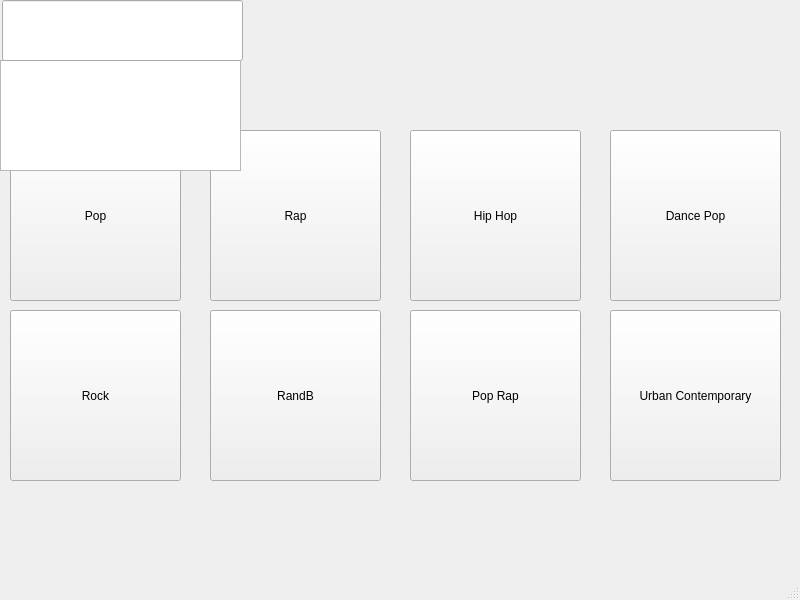
Above: mainwindow.ui from Texvss/Spotify_project before the change. Below: the same form after it.
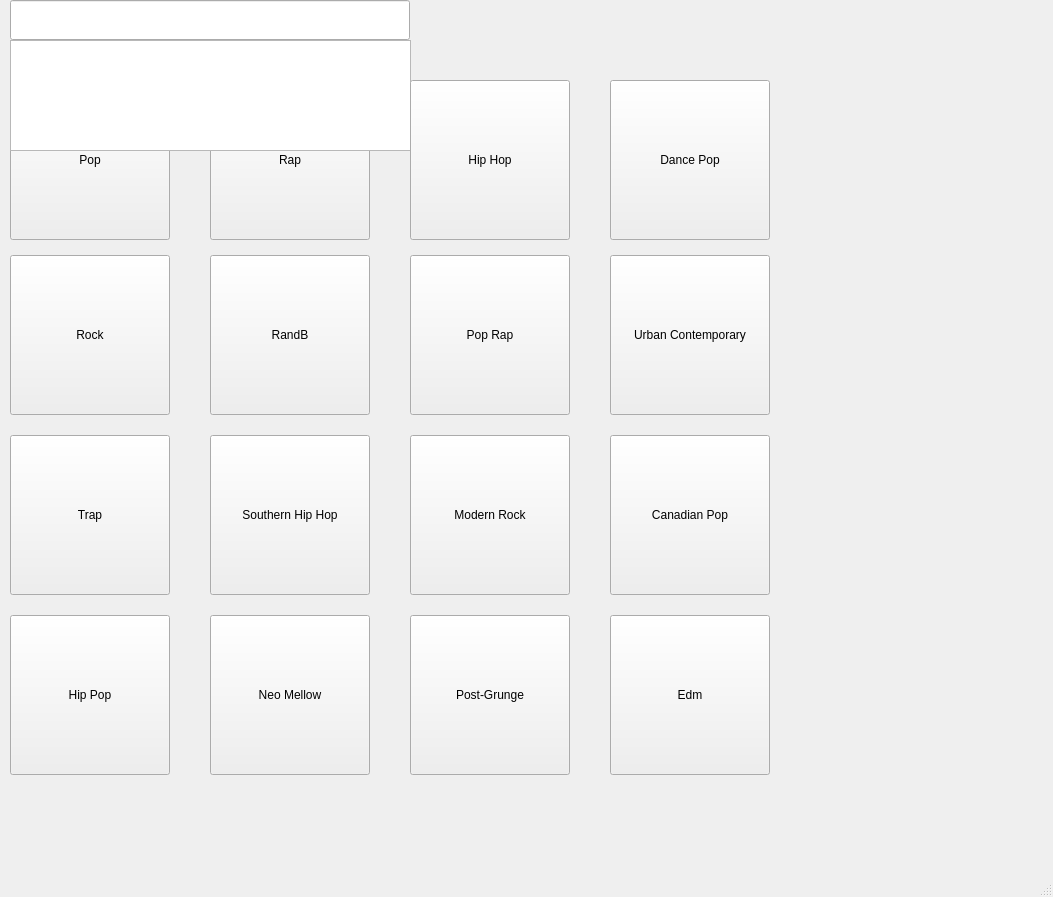
That is the form after the change.

The edit to the form file:
```diff
--- a/mainwindow.ui
+++ b/mainwindow.ui
@@ -6,8 +6,8 @@
    <rect>
     <x>0</x>
     <y>0</y>
-    <width>800</width>
-    <height>600</height>
+    <width>1053</width>
+    <height>897</height>
    </rect>
   </property>
   <property name="windowTitle">
@@ -18,9 +18,9 @@
     <property name="geometry">
      <rect>
       <x>10</x>
-      <y>130</y>
-      <width>171</width>
-      <height>171</height>
+      <y>80</y>
+      <width>160</width>
+      <height>160</height>
      </rect>
     </property>
     <property name="text">
@@ -31,9 +31,9 @@
     <property name="geometry">
      <rect>
       <x>210</x>
-      <y>130</y>
-      <width>171</width>
-      <height>171</height>
+      <y>80</y>
+      <width>160</width>
+      <height>160</height>
      </rect>
     </property>
     <property name="text">
@@ -44,9 +44,9 @@
     <property name="geometry">
      <rect>
       <x>10</x>
-      <y>310</y>
-      <width>171</width>
-      <height>171</height>
+      <y>255</y>
+      <width>160</width>
+      <height>160</height>
      </rect>
     </property>
     <property name="text">
@@ -57,9 +57,9 @@
     <property name="geometry">
      <rect>
       <x>210</x>
-      <y>310</y>
-      <width>171</width>
-      <height>171</height>
+      <y>255</y>
+      <width>160</width>
+      <height>160</height>
      </rect>
     </property>
     <property name="text">
@@ -69,9 +69,9 @@
    <widget class="QListView" name="searchList">
     <property name="geometry">
      <rect>
-      <x>0</x>
-      <y>60</y>
-      <width>241</width>
+      <x>10</x>
+      <y>40</y>
+      <width>401</width>
       <height>111</height>
      </rect>
     </property>
@@ -106,10 +106,10 @@
    <widget class="QLineEdit" name="searchLine">
     <property name="geometry">
      <rect>
-      <x>2</x>
+      <x>10</x>
       <y>0</y>
-      <width>241</width>
-      <height>61</height>
+      <width>400</width>
+      <height>40</height>
      </rect>
     </property>
     <property name="dragEnabled">
@@ -123,9 +123,9 @@
     <property name="geometry">
      <rect>
       <x>410</x>
-      <y>130</y>
-      <width>171</width>
-      <height>171</height>
+      <y>80</y>
+      <width>160</width>
+      <height>160</height>
      </rect>
     </property>
     <property name="text">
@@ -136,9 +136,9 @@
     <property name="geometry">
      <rect>
       <x>610</x>
-      <y>130</y>
-      <width>171</width>
-      <height>171</height>
+      <y>80</y>
+      <width>160</width>
+      <height>160</height>
      </rect>
     </property>
     <property name="text">
@@ -149,9 +149,9 @@
     <property name="geometry">
      <rect>
       <x>410</x>
-      <y>310</y>
-      <width>171</width>
-      <height>171</height>
+      <y>255</y>
+      <width>160</width>
+      <height>160</height>
      </rect>
     </property>
     <property name="text">
@@ -162,15 +162,119 @@
     <property name="geometry">
      <rect>
       <x>610</x>
-      <y>310</y>
-      <width>171</width>
-      <height>171</height>
+      <y>255</y>
+      <width>160</width>
+      <height>160</height>
      </rect>
     </property>
     <property name="text">
      <string>Urban Contemporary</string>
     </property>
    </widget>
+   <widget class="QPushButton" name="southernhiphopButton">
+    <property name="geometry">
+     <rect>
+      <x>210</x>
+      <y>435</y>
+      <width>160</width>
+      <height>160</height>
+     </rect>
+    </property>
+    <property name="text">
+     <string>Southern Hip Hop</string>
+    </property>
+   </widget>
+   <widget class="QPushButton" name="hippopButton">
+    <property name="geometry">
+     <rect>
+      <x>10</x>
+      <y>615</y>
+      <width>160</width>
+      <height>160</height>
+     </rect>
+    </property>
+    <property name="text">
+     <string>Hip Pop</string>
+    </property>
+   </widget>
+   <widget class="QPushButton" name="modernrockButton">
+    <property name="geometry">
+     <rect>
+      <x>410</x>
+      <y>435</y>
+      <width>160</width>
+      <height>160</height>
+     </rect>
+    </property>
+    <property name="text">
+     <string>Modern Rock</string>
+    </property>
+   </widget>
+   <widget class="QPushButton" name="canadianpopButton">
+    <property name="geometry">
+     <rect>
+      <x>610</x>
+      <y>435</y>
+      <width>160</width>
+      <height>160</height>
+     </rect>
+    </property>
+    <property name="text">
+     <string>Canadian Pop</string>
+    </property>
+   </widget>
+   <widget class="QPushButton" name="edmButton">
+    <property name="geometry">
+     <rect>
+      <x>610</x>
+      <y>615</y>
+      <width>160</width>
+      <height>160</height>
+     </rect>
+    </property>
+    <property name="text">
+     <string>Edm</string>
+    </property>
+   </widget>
+   <widget class="QPushButton" name="trapButton">
+    <property name="geometry">
+     <rect>
+      <x>10</x>
+      <y>435</y>
+      <width>160</width>
+      <height>160</height>
+     </rect>
+    </property>
+    <property name="text">
+     <string>Trap</string>
+    </property>
+   </widget>
+   <widget class="QPushButton" name="postgrungeButton">
+    <property name="geometry">
+     <rect>
+      <x>410</x>
+      <y>615</y>
+      <width>160</width>
+      <height>160</height>
+     </rect>
+    </property>
+    <property name="text">
+     <string>Post-Grunge</string>
+    </property>
+   </widget>
+   <widget class="QPushButton" name="neoMellowButton">
+    <property name="geometry">
+     <rect>
+      <x>210</x>
+      <y>615</y>
+      <width>160</width>
+      <height>160</height>
+     </rect>
+    </property>
+    <property name="text">
+     <string>Neo Mellow</string>
+    </property>
+   </widget>
   </widget>
   <widget class="QMenuBar" name="menubar">
    <property name="geometry">
```
Left out of the diff: 2 changed lines with no effect on the pictures.
